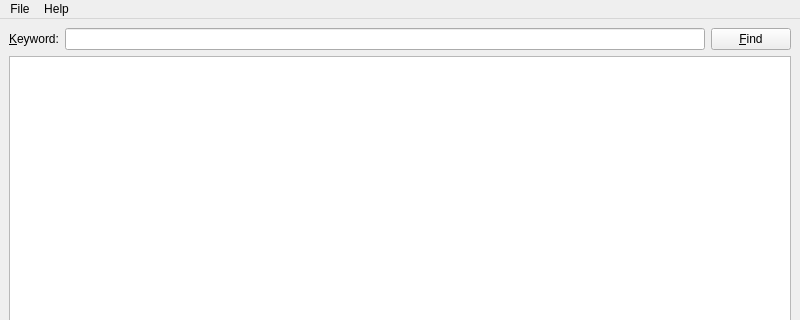
Above: src/forms/notpad.ui from llahteinen/notpad before the change; both pictures show x 0 to 800 and y 0 to 320 of the 800 by 600 pixel window. Below: the same form after it.
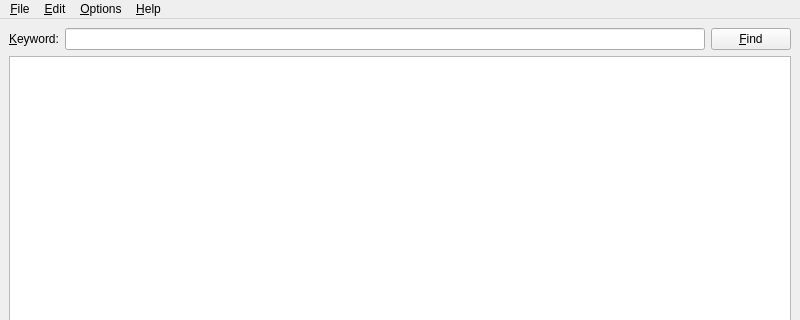
That is the form after the change. Icons and pictures are not drawn.

Commit message: Add: Styled the menu bar and menus

The edit to the form file:
```diff
--- a/src/forms/notpad.ui
+++ b/src/forms/notpad.ui
@@ -63,7 +63,7 @@
    </property>
    <widget class="QMenu" name="menuFile">
     <property name="title">
-     <string>File</string>
+     <string>&amp;File</string>
     </property>
     <addaction name="actionNew"/>
     <addaction name="actionOpen"/>
@@ -72,12 +72,27 @@
    </widget>
    <widget class="QMenu" name="menuHelp">
     <property name="title">
-     <string>Help</string>
+     <string>&amp;Help</string>
     </property>
     <addaction name="actionAboutQt"/>
     <addaction name="actionAbout"/>
    </widget>
+   <widget class="QMenu" name="menuEdit">
+    <property name="title">
+     <string>&amp;Edit</string>
+    </property>
+    <addaction name="action_Undo"/>
+    <addaction name="action_Redo"/>
+   </widget>
+   <widget class="QMenu" name="menuOptions">
+    <property name="title">
+     <string>&amp;Options</string>
+    </property>
+    <addaction name="actionWord_wrap"/>
+   </widget>
    <addaction name="menuFile"/>
+   <addaction name="menuEdit"/>
+   <addaction name="menuOptions"/>
    <addaction name="menuHelp"/>
   </widget>
   <widget class="QStatusBar" name="statusbar"/>
```
Left out of the diff: 30 changed lines with no effect on the pictures. The commit also changes 3 other files.
